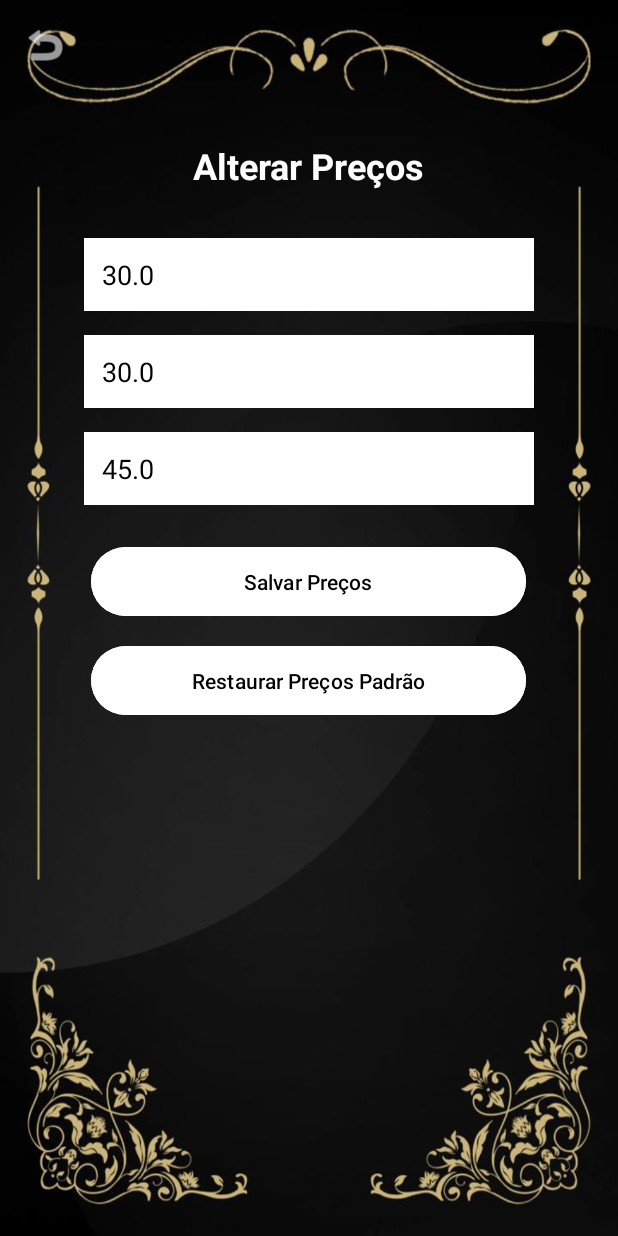
After one commit to EduLascala/Projeto-Final-Cabeleireiro, an Android app: the AlterarPrecosActivity screen opened directly, with no data from a screen before it, on a phone screen of 412 x 824 dp. The commit adds this screen. Run offline under Robolectric (Android 15) with nearby library versions, the phone set to English and light mode, and no system bars; our stand-ins replace Room's generated code.

Commit message:
Novas Implementações e Bug Fix: 1. Bug Fix: Agendamentos agora são feitos por ID, não ira mais aparecer o agendamento do usuario X nos agendamentos do usuario Y 2. Login administrativo 3. Tela "Painel do Administrador" com dois botões: "Ver Agendamentos" e "Alterar Preços" 4. Tela "Todos os Agendamentos", display dos agendamentos dos clientes, com Nome Completo, Serviço a ser realizado, data e hora. 5. Tela "Alterar Preços", EditText para o preço dos 3 Serviços (CABELO, BARBA e CABELO E BARBA), podendo agora alterar o valor na tabela de preços do usuario; Tambem foram adicionados dois botões, Salvar Preços, para confirmar o novo valor, e Restaurar Preços Padrão, que volta o preço para o inicial (R$ 30, R$ 30, R$ 45); Ao mesmo tempo.

```diff
--- a/app/src/main/java/com/example/projetofinaljoopaulo_clientecabeleireiro/Agendamento.kt
+++ b/app/src/main/java/com/example/projetofinaljoopaulo_clientecabeleireiro/Agendamento.kt
@@ -7,6 +7,7 @@ import androidx.room.PrimaryKey
 data class Agendamento(
     @PrimaryKey(autoGenerate = true)
     val id: Int = 0,
+    val username: String, // Associar o agendamento ao usuário
     val servico: String,
-    val dataHora: String   // Ex: "2025-05-25T15:30"
+    val dataHora: String
 )
--- a/app/src/main/java/com/example/projetofinaljoopaulo_clientecabeleireiro/AgendamentoDao.kt
+++ b/app/src/main/java/com/example/projetofinaljoopaulo_clientecabeleireiro/AgendamentoDao.kt
@@ -1,10 +1,6 @@
 package com.example.projetofinaljoopaulo_clientecabeleireiro
 
-import androidx.room.Dao
-import androidx.room.Delete
-import androidx.room.Insert
-import androidx.room.Query
-import androidx.room.Update
+import androidx.room.*
 
 @Dao
 interface AgendamentoDao {
@@ -12,18 +8,21 @@ interface AgendamentoDao {
     @Insert
     suspend fun insert(agendamento: Agendamento)
 
-    @Query("SELECT * FROM agendamento")
-    suspend fun listarTodos(): List<Agendamento>
+    @Query("SELECT * FROM agendamento WHERE username = :username")
+    suspend fun listarPorUsuario(username: String): List<Agendamento>
 
     @Query("SELECT * FROM agendamento WHERE dataHora = :dataHora LIMIT 1")
     suspend fun getAgendamentoByDateTime(dataHora: String): Agendamento?
 
-    @Query("SELECT * FROM agendamento WHERE dataHora BETWEEN :inicioTimestamp AND :fimTimestamp")
-    suspend fun getAgendamentosBetween(inicioTimestamp: String, fimTimestamp: String): List<Agendamento>
+    @Query("SELECT * FROM agendamento WHERE dataHora BETWEEN :inicioTimestamp AND :fimTimestamp AND username = :username")
+    suspend fun getAgendamentosBetween(inicioTimestamp: String, fimTimestamp: String, username: String): List<Agendamento>
 
     @Update
     suspend fun update(agendamento: Agendamento)
 
     @Delete
     suspend fun delete(agendamento: Agendamento)
+
+    @Query("SELECT * FROM agendamento ORDER BY dataHora")
+    suspend fun listarTodosAgendamentos(): List<Agendamento>
 }
--- /dev/null
+++ b/app/src/main/java/com/example/projetofinaljoopaulo_clientecabeleireiro/AlterarPrecosActivity.kt
@@ -0,0 +1,110 @@
+package com.example.projetofinaljoopaulo_clientecabeleireiro
+
+import android.os.Bundle
+import android.widget.*
+import androidx.appcompat.app.AppCompatActivity
+import androidx.lifecycle.lifecycleScope
+import kotlinx.coroutines.Dispatchers
+import kotlinx.coroutines.launch
+import kotlinx.coroutines.withContext
+
+class AlterarPrecosActivity : AppCompatActivity() {
+
+    private lateinit var etPrecoCabelo: EditText
+    private lateinit var etPrecoBarba: EditText
+    private lateinit var etPrecoCabeloBarba: EditText
+    private lateinit var btnSalvar: Button
+
+    override fun onCreate(savedInstanceState: Bundle?) {
+        super.onCreate(savedInstanceState)
+        setContentView(R.layout.activity_alterar_precos)
+
+        etPrecoCabelo = findViewById(R.id.etPrecoCabelo)
+        etPrecoBarba = findViewById(R.id.etPrecoBarba)
+        etPrecoCabeloBarba = findViewById(R.id.etPrecoCabeloBarba)
+        btnSalvar = findViewById(R.id.btnSalvar)
+        btnResetPadrao = findViewById(R.id.btnResetPadrao)
+
+
+        btnResetPadrao.setOnClickListener {
+            resetarPrecosPadrao()
+        }
+
+
+        findViewById<ImageButton>(R.id.btnBack).setOnClickListener {
+            finish()
+        }
+
+        carregarPrecos()
+
+        btnSalvar.setOnClickListener {
+            salvarPrecos()
+        }
+    }
+
+
+
+    private fun carregarPrecos() {
+        val db = AppDatabase.getDatabase(this)
+        val dao = db.precoServicoDao()
+
+        lifecycleScope.launch {
+            val precos = withContext(Dispatchers.IO) {
+                dao.getTodos()
+            }
+
+            precos.forEach {
+                when (it.servico) {
+                    "Cabelo" -> etPrecoCabelo.setText(it.preco.toString())
+                    "Barba" -> etPrecoBarba.setText(it.preco.toString())
+                    "Cabelo e Barba" -> etPrecoCabeloBarba.setText(it.preco.toString())
+                }
+            }
+        }
+    }
+
+    private fun salvarPrecos() {
+        val db = AppDatabase.getDatabase(this)
+        val dao = db.precoServicoDao()
+
+        val precoCabelo = etPrecoCabelo.text.toString().toDoubleOrNull()
+        val precoBarba = etPrecoBarba.text.toString().toDoubleOrNull()
+        val precoCabeloBarba = etPrecoCabeloBarba.text.toString().toDoubleOrNull()
+
+        if (precoCabelo == null || precoBarba == null || precoCabeloBarba == null) {
+            Toast.makeText(this, "Preencha todos os preços corretamente", Toast.LENGTH_SHORT).show()
+            return
+        }
+
+        lifecycleScope.launch {
+            withContext(Dispatchers.IO) {
+                dao.inserirOuAtualizar(PrecoServico("Cabelo", precoCabelo))
+                dao.inserirOuAtualizar(PrecoServico("Barba", precoBarba))
+                dao.inserirOuAtualizar(PrecoServico("Cabelo e Barba", precoCabeloBarba))
+            }
+
+            Toast.makeText(this@AlterarPrecosActivity, "Preços atualizados!", Toast.LENGTH_SHORT).show()
+        }
+    }
+
+    private lateinit var btnResetPadrao: Button
+    private fun resetarPrecosPadrao() {
+        val db = AppDatabase.getDatabase(this)
+        val dao = db.precoServicoDao()
+
+        lifecycleScope.launch {
+            withContext(Dispatchers.IO) {
+                dao.inserirOuAtualizar(PrecoServico("Cabelo", 30.0))
+                dao.inserirOuAtualizar(PrecoServico("Barba", 30.0))
+                dao.inserirOuAtualizar(PrecoServico("Cabelo e Barba", 45.0))
+            }
+
+            etPrecoCabelo.setText("30.0")
+            etPrecoBarba.setText("30.0")
+            etPrecoCabeloBarba.setText("45.0")
+
+            Toast.makeText(this@AlterarPrecosActivity, "Preços restaurados com sucesso!", Toast.LENGTH_SHORT).show()
+        }
+    }
+
+}
--- a/app/src/main/java/com/example/projetofinaljoopaulo_clientecabeleireiro/HomeClientActivity.kt
+++ b/app/src/main/java/com/example/projetofinaljoopaulo_clientecabeleireiro/HomeClientActivity.kt
@@ -2,6 +2,7 @@ package com.example.projetofinaljoopaulo_clientecabeleireiro
 
 import android.content.Intent
 import android.os.Bundle
+import android.util.Log
 import android.widget.Button
 import android.widget.TextView
 import android.widget.Toast
@@ -12,7 +13,10 @@ class HomeClientActivity : AppCompatActivity() {
         super.onCreate(savedInstanceState)
         setContentView(R.layout.activity_home_client)
 
+
         val tvWelcome = findViewById<TextView>(R.id.tvWelcome)
+        Log.d("DEBUG", "tvWelcome: $tvWelcome")
+
 
         // Recuperar nome completo do SharedPreferences
         val sharedPref = getSharedPreferences("user_session", MODE_PRIVATE)
--- /dev/null
+++ b/app/src/main/java/com/example/projetofinaljoopaulo_clientecabeleireiro/PrecoServico.kt
@@ -0,0 +1,10 @@
+package com.example.projetofinaljoopaulo_clientecabeleireiro
+
+import androidx.room.Entity
+import androidx.room.PrimaryKey
+
+@Entity(tableName = "precos")
+data class PrecoServico(
+    @PrimaryKey val servico: String,
+    val preco: Double
+)
--- /dev/null
+++ b/app/src/main/java/com/example/projetofinaljoopaulo_clientecabeleireiro/PrecoServicoDao.kt
@@ -0,0 +1,15 @@
+package com.example.projetofinaljoopaulo_clientecabeleireiro
+
+import androidx.room.*
+
+@Dao
+interface PrecoServicoDao {
+    @Query("SELECT * FROM precos")
+    suspend fun getTodos(): List<PrecoServico>
+
+    @Query("SELECT * FROM precos WHERE servico = :servico")
+    suspend fun getPreco(servico: String): PrecoServico?
+
+    @Insert(onConflict = OnConflictStrategy.REPLACE)
+    suspend fun inserirOuAtualizar(preco: PrecoServico)
+}
--- /dev/null
+++ b/app/src/main/res/layout/activity_alterar_precos.xml
@@ -0,0 +1,104 @@
+<FrameLayout xmlns:android="http://schemas.android.com/apk/res/android"
+    xmlns:app="http://schemas.android.com/apk/res-auto"
+    android:layout_width="match_parent"
+    android:layout_height="match_parent">
+
+    <ImageView
+        android:layout_width="match_parent"
+        android:layout_height="match_parent"
+        android:scaleType="fitXY"
+        android:src="@drawable/fundo_telas2"
+        android:contentDescription="Fundo" />
+
+    <ScrollView
+        android:layout_width="match_parent"
+        android:layout_height="match_parent"
+        android:padding="24dp">
+
+        <LinearLayout
+            android:orientation="vertical"
+            android:layout_width="match_parent"
+            android:layout_height="wrap_content"
+            android:paddingTop="70dp"
+            android:gravity="center_horizontal">
+
+            <TextView
+                android:text="Alterar Preços"
+                android:textSize="24sp"
+                android:textStyle="bold"
+                android:textColor="#FFFFFF"
+                android:layout_marginBottom="32dp"
+                android:layout_width="wrap_content"
+                android:layout_height="wrap_content" />
+
+            <!-- Campos de preço -->
+            <EditText
+                android:id="@+id/etPrecoCabelo"
+                android:hint="Preço Cabelo"
+                android:layout_width="300dp"
+                android:layout_height="wrap_content"
+                android:inputType="numberDecimal"
+                android:textColor="#000000"
+                android:background="@android:color/white"
+                android:layout_marginBottom="16dp"
+                android:padding="12dp" />
+
+            <EditText
+                android:id="@+id/etPrecoBarba"
+                android:hint="Preço Barba"
+                android:layout_width="300dp"
+                android:layout_height="wrap_content"
+                android:inputType="numberDecimal"
+                android:textColor="#000000"
+                android:background="@android:color/white"
+                android:layout_marginBottom="16dp"
+                android:padding="12dp" />
+
+            <EditText
+                android:id="@+id/etPrecoCabeloBarba"
+                android:hint="Preço Cabelo e Barba"
+                android:layout_width="300dp"
+                android:layout_height="wrap_content"
+                android:inputType="numberDecimal"
+                android:textColor="#000000"
+                android:background="@android:color/white"
+                android:layout_marginBottom="24dp"
+                android:padding="12dp" />
+
+            <Button
+                android:id="@+id/btnSalvar"
+                android:layout_width="290dp"
+                android:layout_height="54dp"
+                android:text="Salvar Preços"
+                android:backgroundTint="#FFFFFF"
+                android:textColor="#000000"
+                android:textAllCaps="false" />
+
+            <Button
+                android:id="@+id/btnResetPadrao"
+                android:layout_width="290dp"
+                android:layout_height="54dp"
+                android:text="Restaurar Preços Padrão"
+                android:backgroundTint="#FFFFFF"
+                android:textColor="#000000"
+                android:textAllCaps="false"
+                android:layout_marginTop="12dp" />
+
+
+        </LinearLayout>
+    </ScrollView>
+
+    <ImageButton
+        android:id="@+id/btnBack"
+        android:layout_width="36dp"
+        android:layout_height="36dp"
+        android:layout_margin="12dp"
+        android:background="?attr/selectableItemBackgroundBorderless"
+        android:src="@android:drawable/ic_menu_revert"
+        android:contentDescription="Voltar"
+        android:layout_gravity="top|start"
+        app:tint="#FFFFFF" />
+
+
+
+</FrameLayout>
```
Also changed, not shown: app/src/main/AndroidManifest.xml (+10 -1 lines), app/src/main/java/com/example/projetofinaljoopaulo_clientecabeleireiro/AdminHomeActivity.kt (added, +31 -0 lines), app/src/main/java/com/example/projetofinaljoopaulo_clientecabeleireiro/AgendarServicoActivity.kt (+16 -21 lines), app/src/main/java/com/example/projetofinaljoopaulo_clientecabeleireiro/AppDatabase.kt (+24 -5 lines), app/src/main/java/com/example/projetofinaljoopaulo_clientecabeleireiro/ListaAgendamentosActivity.kt (+11 -14 lines), app/src/main/java/com/example/projetofinaljoopaulo_clientecabeleireiro/LoginActivity.kt (+12 -2 lines), app/src/main/java/com/example/projetofinaljoopaulo_clientecabeleireiro/PrecosActivity.kt (+39 -1 lines), app/src/main/java/com/example/projetofinaljoopaulo_clientecabeleireiro/VerTodosAgendamentosActivity.kt (added, +71 -0 lines), app/src/main/res/layout/activity_admin_home.xml (added, +71 -0 lines), app/src/main/res/layout/activity_precos.xml (+24 -21 lines), app/src/main/res/layout/activity_ver_todos_agendamentos.xml (added, +56 -0 lines).
